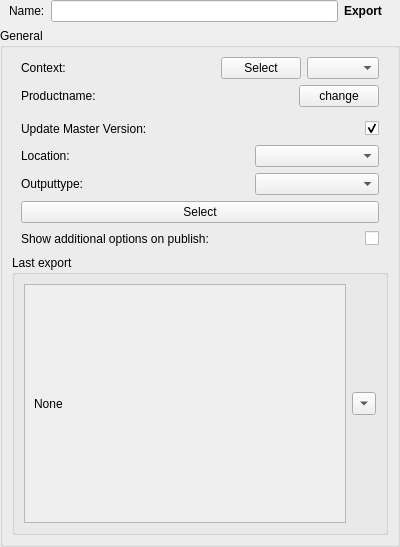
This is Gimp/Scripts/StateUserInterfaces/Gimp_Export.ui in AltaArts/Gimp_Integration--Prism-Plugin as Qt 5 draws it before an edit. The edited form follows.
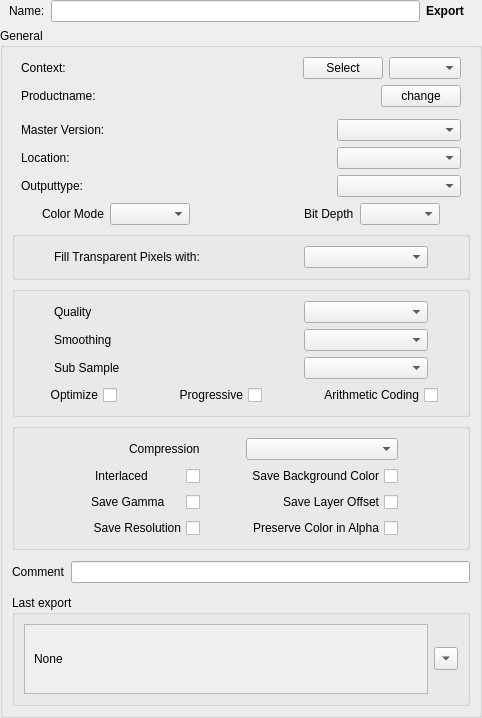
This is the edited form.

What changed in the file:
```diff
--- a/Gimp/Scripts/StateUserInterfaces/Gimp_Export.ui
+++ b/Gimp/Scripts/StateUserInterfaces/Gimp_Export.ui
@@ -6,8 +6,8 @@
    <rect>
     <x>0</x>
     <y>0</y>
-    <width>400</width>
-    <height>547</height>
+    <width>482</width>
+    <height>718</height>
    </rect>
   </property>
   <property name="windowTitle">
@@ -68,7 +68,6 @@
        <widget class="QLabel" name="l_class">
         <property name="font">
          <font>
-          <weight>75</weight>
           <bold>true</bold>
          </font>
         </property>
@@ -82,6 +81,9 @@
    </item>
    <item>
     <widget class="QGroupBox" name="gb_export">
+     <property name="enabled">
+      <bool>true</bool>
+     </property>
      <property name="title">
       <string>General</string>
      </property>
@@ -250,7 +252,7 @@
          <item>
           <widget class="QLabel" name="l_master">
            <property name="text">
-            <string>Update Master Version:</string>
+            <string>Master Version:</string>
            </property>
           </widget>
          </item>
@@ -268,12 +270,12 @@
           </spacer>
          </item>
          <item>
-          <widget class="QCheckBox" name="chb_master">
-           <property name="text">
-            <string/>
-           </property>
-           <property name="checked">
-            <bool>true</bool>
+          <widget class="QComboBox" name="cb_master">
+           <property name="minimumSize">
+            <size>
+             <width>124</width>
+             <height>0</height>
+            </size>
            </property>
           </widget>
          </item>
@@ -383,84 +385,491 @@
        </widget>
       </item>
       <item>
-       <widget class="QWidget" name="w_selectCam" native="true">
-        <layout class="QHBoxLayout" name="horizontalLayout_2">
-         <property name="spacing">
-          <number>0</number>
-         </property>
-         <property name="leftMargin">
-          <number>9</number>
-         </property>
-         <property name="topMargin">
-          <number>0</number>
-         </property>
-         <property name="rightMargin">
-          <number>9</number>
-         </property>
-         <property name="bottomMargin">
-          <number>0</number>
-         </property>
+       <layout class="QHBoxLayout" name="w_imageOptions">
+        <property name="leftMargin">
+         <number>30</number>
+        </property>
+        <property name="rightMargin">
+         <number>30</number>
+        </property>
+        <item>
+         <widget class="QLabel" name="l_colorMode">
+          <property name="text">
+           <string>Color Mode</string>
+          </property>
+         </widget>
+        </item>
+        <item>
+         <widget class="QComboBox" name="cb_colorMode">
+          <property name="minimumSize">
+           <size>
+            <width>80</width>
+            <height>0</height>
+           </size>
+          </property>
+          <property name="currentIndex">
+           <number>-1</number>
+          </property>
+         </widget>
+        </item>
+        <item>
+         <spacer name="horizontalSpacer_9">
+          <property name="orientation">
+           <enum>Qt::Horizontal</enum>
+          </property>
+          <property name="sizeHint" stdset="0">
+           <size>
+            <width>40</width>
+            <height>20</height>
+           </size>
+          </property>
+         </spacer>
+        </item>
+        <item>
+         <widget class="QLabel" name="l_bitDepth">
+          <property name="text">
+           <string>Bit Depth</string>
+          </property>
+         </widget>
+        </item>
+        <item>
+         <widget class="QComboBox" name="cb_bitDepth">
+          <property name="minimumSize">
+           <size>
+            <width>80</width>
+            <height>0</height>
+           </size>
+          </property>
+          <property name="currentIndex">
+           <number>-1</number>
+          </property>
+         </widget>
+        </item>
+       </layout>
+      </item>
+      <item>
+       <widget class="QGroupBox" name="gb_alphaFill">
+        <property name="enabled">
+         <bool>true</bool>
+        </property>
+        <layout class="QVBoxLayout" name="gb_jpg_options_2">
          <item>
-          <widget class="QPushButton" name="b_selectCam">
-           <property name="focusPolicy">
-            <enum>Qt::NoFocus</enum>
+          <layout class="QHBoxLayout" name="w_alphaFill">
+           <property name="leftMargin">
+            <number>30</number>
            </property>
-           <property name="text">
-            <string>Select</string>
+           <property name="rightMargin">
+            <number>30</number>
            </property>
-          </widget>
+           <item>
+            <widget class="QLabel" name="l_alphaFill">
+             <property name="text">
+              <string>Fill Transparent Pixels with:</string>
+             </property>
+            </widget>
+           </item>
+           <item>
+            <spacer name="horizontalSpacer_11">
+             <property name="orientation">
+              <enum>Qt::Horizontal</enum>
+             </property>
+             <property name="sizeHint" stdset="0">
+              <size>
+               <width>40</width>
+               <height>20</height>
+              </size>
+             </property>
+            </spacer>
+           </item>
+           <item>
+            <widget class="QComboBox" name="cb_alphaFill">
+             <property name="minimumSize">
+              <size>
+               <width>124</width>
+               <height>0</height>
+              </size>
+             </property>
+             <property name="currentIndex">
+              <number>-1</number>
+             </property>
+            </widget>
+           </item>
+          </layout>
          </item>
         </layout>
        </widget>
       </item>
       <item>
-       <widget class="QWidget" name="w_additionalOptions" native="true">
-        <layout class="QHBoxLayout" name="horizontalLayout_15">
-         <property name="leftMargin">
-          <number>9</number>
-         </property>
-         <property name="topMargin">
-          <number>0</number>
-         </property>
-         <property name="rightMargin">
-          <number>9</number>
-         </property>
-         <property name="bottomMargin">
-          <number>0</number>
-         </property>
+       <widget class="QGroupBox" name="gb_jpgOptions">
+        <property name="enabled">
+         <bool>true</bool>
+        </property>
+        <layout class="QVBoxLayout" name="gb_jpg_options">
          <item>
-          <widget class="QLabel" name="l_additionalOptions">
-           <property name="text">
-            <string>Show additional options on publish:</string>
+          <layout class="QHBoxLayout" name="w_jpg_qual">
+           <property name="leftMargin">
+            <number>30</number>
            </property>
-          </widget>
+           <property name="rightMargin">
+            <number>30</number>
+           </property>
+           <item>
+            <widget class="QLabel" name="l_jpg_qual">
+             <property name="text">
+              <string>Quality</string>
+             </property>
+            </widget>
+           </item>
+           <item>
+            <spacer name="horizontalSpacer_8">
+             <property name="orientation">
+              <enum>Qt::Horizontal</enum>
+             </property>
+             <property name="sizeHint" stdset="0">
+              <size>
+               <width>40</width>
+               <height>20</height>
+              </size>
+             </property>
+            </spacer>
+           </item>
+           <item>
+            <widget class="QComboBox" name="cb_jpg_qual">
+             <property name="minimumSize">
+              <size>
+               <width>124</width>
+               <height>0</height>
+              </size>
+             </property>
+             <property name="currentIndex">
+              <number>-1</number>
+             </property>
+            </widget>
+           </item>
+          </layout>
          </item>
          <item>
-          <spacer name="horizontalSpacer_11">
-           <property name="orientation">
-            <enum>Qt::Horizontal</enum>
+          <layout class="QHBoxLayout" name="w_jpg_smooth">
+           <property name="leftMargin">
+            <number>30</number>
            </property>
-           <property name="sizeHint" stdset="0">
-            <size>
-             <width>40</width>
-             <height>20</height>
-            </size>
+           <property name="rightMargin">
+            <number>30</number>
            </property>
-          </spacer>
+           <item>
+            <widget class="QLabel" name="l_jpg_smooth">
+             <property name="text">
+              <string>Smoothing</string>
+             </property>
+            </widget>
+           </item>
+           <item>
+            <spacer name="horizontalSpacer_2">
+             <property name="orientation">
+              <enum>Qt::Horizontal</enum>
+             </property>
+             <property name="sizeHint" stdset="0">
+              <size>
+               <width>40</width>
+               <height>20</height>
+              </size>
+             </property>
+            </spacer>
+           </item>
+           <item>
+            <widget class="QComboBox" name="cb_jpg_smooth">
+             <property name="minimumSize">
+              <size>
+               <width>124</width>
+               <height>0</height>
+              </size>
+             </property>
+             <property name="currentIndex">
+              <number>-1</number>
+             </property>
+            </widget>
+           </item>
+          </layout>
          </item>
          <item>
-          <widget class="QCheckBox" name="chb_additionalOptions">
-           <property name="text">
-            <string/>
+          <layout class="QHBoxLayout" name="w_jpg_subSample">
+           <property name="leftMargin">
+            <number>30</number>
            </property>
-           <property name="checked">
-            <bool>false</bool>
+           <property name="rightMargin">
+            <number>30</number>
            </property>
-          </widget>
+           <item>
+            <widget class="QLabel" name="l_jpg_subSample">
+             <property name="text">
+              <string>Sub Sample</string>
+             </property>
+            </widget>
+           </item>
+           <item>
+            <spacer name="horizontalSpacer_10">
+             <property name="orientation">
+              <enum>Qt::Horizontal</enum>
+             </property>
+             <property name="sizeHint" stdset="0">
+              <size>
+               <width>40</width>
+               <height>20</height>
+              </size>
+             </property>
+            </spacer>
+           </item>
+           <item>
+            <widget class="QComboBox" name="cb_jpg_subSample">
+             <property name="minimumSize">
+              <size>
+               <width>124</width>
+               <height>0</height>
+              </size>
+             </property>
+             <property name="currentIndex">
+              <number>-1</number>
+             </property>
+            </widget>
+           </item>
+          </layout>
          </item>
+         <item>
+          <layout class="QHBoxLayout" name="w_jpg_options">
+           <property name="leftMargin">
+            <number>20</number>
+           </property>
+           <property name="rightMargin">
+            <number>20</number>
+           </property>
+           <item>
+            <widget class="QCheckBox" name="chb_jpg_optimize">
+             <property name="layoutDirection">
+              <enum>Qt::RightToLeft</enum>
+             </property>
+             <property name="text">
+              <string>Optimize</string>
+             </property>
+            </widget>
+           </item>
+           <item>
+            <spacer name="horizontalSpacer_7">
+             <property name="orientation">
+              <enum>Qt::Horizontal</enum>
+             </property>
+             <property name="sizeHint" stdset="0">
+              <size>
+               <width>40</width>
+               <height>20</height>
+              </size>
+             </property>
+            </spacer>
+           </item>
+           <item>
+            <widget class="QCheckBox" name="chb_jpg_progressive">
+             <property name="layoutDirection">
+              <enum>Qt::RightToLeft</enum>
+             </property>
+             <property name="text">
+              <string>Progressive</string>
+             </property>
+            </widget>
+           </item>
+           <item>
+            <spacer name="horizontalSpacer_4">
+             <property name="orientation">
+              <enum>Qt::Horizontal</enum>
+             </property>
+             <property name="sizeHint" stdset="0">
+              <size>
+               <width>40</width>
+               <height>20</height>
+              </size>
+             </property>
+            </spacer>
+           </item>
+           <item>
+            <widget class="QCheckBox" name="chb_jpg_arithCode">
+             <property name="layoutDirection">
+              <enum>Qt::RightToLeft</enum>
+             </property>
+             <property name="text">
+              <string>Arithmetic Coding</string>
+             </property>
+            </widget>
+           </item>
+          </layout>
+         </item>
         </layout>
        </widget>
       </item>
+      <item>
+       <widget class="QGroupBox" name="gb_pngOptions">
+        <property name="enabled">
+         <bool>true</bool>
+        </property>
+        <layout class="QVBoxLayout" name="gb_jpg_options_5">
+         <item>
+          <layout class="QHBoxLayout" name="horizontalLayout">
+           <item>
+            <layout class="QVBoxLayout" name="verticalLayout_6">
+             <property name="rightMargin">
+              <number>40</number>
+             </property>
+             <item>
+              <layout class="QHBoxLayout" name="horizontalLayout_2">
+               <item>
+                <spacer name="horizontalSpacer_24">
+                 <property name="orientation">
+                  <enum>Qt::Horizontal</enum>
+                 </property>
+                 <property name="sizeHint" stdset="0">
+                  <size>
+                   <width>40</width>
+                   <height>20</height>
+                  </size>
+                 </property>
+                </spacer>
+               </item>
+               <item>
+                <widget class="QLabel" name="l_png_compress">
+                 <property name="layoutDirection">
+                  <enum>Qt::RightToLeft</enum>
+                 </property>
+                 <property name="text">
+                  <string>Compression</string>
+                 </property>
+                </widget>
+               </item>
+              </layout>
+             </item>
+             <item>
+              <widget class="QCheckBox" name="chb_png_interlaced">
+               <property name="layoutDirection">
+                <enum>Qt::RightToLeft</enum>
+               </property>
+               <property name="text">
+                <string>Interlaced          </string>
+               </property>
+              </widget>
+             </item>
+             <item>
+              <widget class="QCheckBox" name="chb_png_gamma">
+               <property name="layoutDirection">
+                <enum>Qt::RightToLeft</enum>
+               </property>
+               <property name="text">
+                <string>Save Gamma     </string>
+               </property>
+              </widget>
+             </item>
+             <item>
+              <widget class="QCheckBox" name="chb_png_rez">
+               <property name="layoutDirection">
+                <enum>Qt::RightToLeft</enum>
+               </property>
+               <property name="text">
+                <string>Save Resolution</string>
+               </property>
+              </widget>
+             </item>
+            </layout>
+           </item>
+           <item>
+            <layout class="QVBoxLayout" name="verticalLayout_5">
+             <property name="rightMargin">
+              <number>60</number>
+             </property>
+             <item>
+              <widget class="QComboBox" name="cb_png_compress">
+               <property name="minimumSize">
+                <size>
+                 <width>124</width>
+                 <height>0</height>
+                </size>
+               </property>
+               <property name="currentIndex">
+                <number>-1</number>
+               </property>
+              </widget>
+             </item>
+             <item>
+              <widget class="QCheckBox" name="chb_png_bgColor">
+               <property name="layoutDirection">
+                <enum>Qt::RightToLeft</enum>
+               </property>
+               <property name="text">
+                <string>Save Background Color</string>
+               </property>
+              </widget>
+             </item>
+             <item>
+              <widget class="QCheckBox" name="chb_png_layerOffset">
+               <property name="layoutDirection">
+                <enum>Qt::RightToLeft</enum>
+               </property>
+               <property name="text">
+                <string>Save Layer Offset</string>
+               </property>
+              </widget>
+             </item>
+             <item>
+              <widget class="QCheckBox" name="chb_png_alphaColor">
+               <property name="layoutDirection">
+                <enum>Qt::RightToLeft</enum>
+               </property>
+               <property name="text">
+                <string>Preserve Color in Alpha</string>
+               </property>
+              </widget>
+             </item>
+            </layout>
+           </item>
+          </layout>
+         </item>
+        </layout>
+       </widget>
+      </item>
+      <item>
+       <spacer name="verticalSpacer_3">
+        <property name="orientation">
+         <enum>Qt::Vertical</enum>
+        </property>
+        <property name="sizeHint" stdset="0">
+         <size>
+          <width>20</width>
+          <height>40</height>
+         </size>
+        </property>
+       </spacer>
+      </item>
+      <item>
+       <layout class="QHBoxLayout" name="w_comment">
+        <item>
+         <widget class="QLabel" name="l_comment">
+          <property name="text">
+           <string>Comment</string>
+          </property>
+         </widget>
+        </item>
+        <item>
+         <widget class="QLineEdit" name="e_comment"/>
+        </item>
+       </layout>
+      </item>
+      <item>
+       <spacer name="verticalSpacer">
+        <property name="orientation">
+         <enum>Qt::Vertical</enum>
+        </property>
+        <property name="sizeHint" stdset="0">
+         <size>
+          <width>20</width>
+          <height>40</height>
+         </size>
+        </property>
+       </spacer>
+      </item>
       <item>
        <widget class="QGroupBox" name="gb_previous">
         <property name="title">
@@ -489,8 +898,8 @@
              <rect>
               <x>0</x>
               <y>0</y>
-              <width>329</width>
-              <height>256</height>
+              <width>411</width>
+              <height>69</height>
              </rect>
             </property>
             <layout class="QHBoxLayout" name="horizontalLayout_12">
```
Left out of the diff: 10 changed lines with no effect on the pictures.
